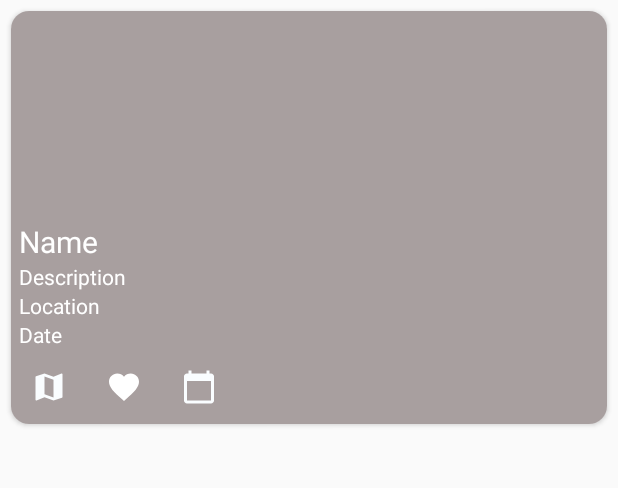
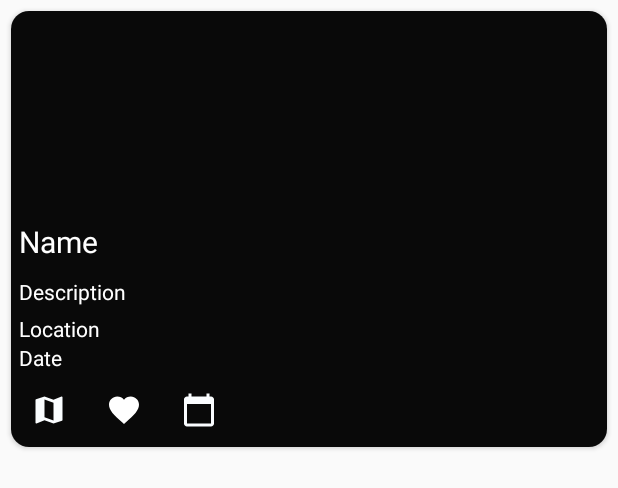
Before and after one commit to vladjk/EventBrowser, an Android app: the layout eventcard.xml on its own in the app's theme, with its tools: preview values and no code run, on a phone screen of 412 x 824 dp. Shown: the top 488 px of the screen. Run offline under Robolectric (Android 15) with nearby library versions, the light colour scheme and no system bars.

Commit message:
Design tweaks - changed primary colors.

```diff
--- a/app/src/main/java/com/example/eventbrowser/MainActivity.java
+++ b/app/src/main/java/com/example/eventbrowser/MainActivity.java
@@ -8,6 +8,7 @@ import androidx.recyclerview.widget.RecyclerView;
 
 import android.content.Context;
 import android.content.Intent;
+import android.graphics.Color;
 import android.net.Uri;
 import android.os.Bundle;
 import android.view.Menu;
--- a/app/src/main/res/layout/eventcard.xml
+++ b/app/src/main/res/layout/eventcard.xml
@@ -7,15 +7,14 @@
     android:orientation="vertical"
     app:cardCornerRadius="12dp"
     android:elevation="90dp"
-    android:layout_margin="7dp"
-    >
+    android:layout_margin="7dp">
 
 
     <RelativeLayout
         android:layout_width="match_parent"
         android:layout_height="wrap_content"
         android:orientation="vertical"
-        android:background="#A89F9F">
+        android:background="#090909">
 
         <ImageView
             android:layout_width="match_parent"
@@ -26,6 +25,7 @@
         <TextView
             android:layout_width="match_parent"
             android:layout_height="wrap_content"
+            android:paddingBottom="10dp"
             android:layout_below="@id/post_image"
             android:id="@+id/post_name"
             android:text="Name"
@@ -41,6 +41,7 @@
             android:text="Description"
             android:textColor="#fff"
             android:paddingLeft="5dp"
+            android:paddingBottom="5dp"
             />
         <TextView
             android:layout_width="match_parent"
@@ -75,9 +76,7 @@
             android:layout_width="50dp"
             android:layout_height="50dp"
             android:layout_below="@id/post_date"
-            android:layout_centerInParent="true"
             android:layout_toRightOf="@id/post_map"
-            android:adjustViewBounds="false"
             android:background="@android:color/transparent"
             android:src="@drawable/ic_toolbarfavorite"
             android:text="Add to Favorite" />
--- a/app/src/main/res/layout/eventcard_favorite.xml
+++ b/app/src/main/res/layout/eventcard_favorite.xml
@@ -7,15 +7,14 @@
     android:orientation="vertical"
     app:cardCornerRadius="12dp"
     android:elevation="90dp"
-    android:layout_margin="7dp"
-    >
+    android:layout_margin="7dp">
 
 
     <RelativeLayout
         android:layout_width="match_parent"
         android:layout_height="wrap_content"
         android:orientation="vertical"
-        android:background="#A89F9F">
+        android:background="#090909">
 
         <ImageView
             android:layout_width="match_parent"
--- a/app/src/main/res/layout/toolbar.xml
+++ b/app/src/main/res/layout/toolbar.xml
@@ -3,10 +3,11 @@
     android:layout_width="match_parent"
     android:layout_height="wrap_content"
     xmlns:app="http://schemas.android.com/apk/res-auto"
-    android:background="@color/colorPrimary"
+    android:background="#090909"
     android:elevation="5dp"
     android:theme="@style/ThemeOverlay.AppCompat.Dark.ActionBar"
-    app:popupTheme="@style/ThemeOverlay.AppCompat.Light">
+    app:popupTheme="@style/ThemeOverlay.AppCompat.Light"
+    >
 
 
 </androidx.appcompat.widget.Toolbar>
```
